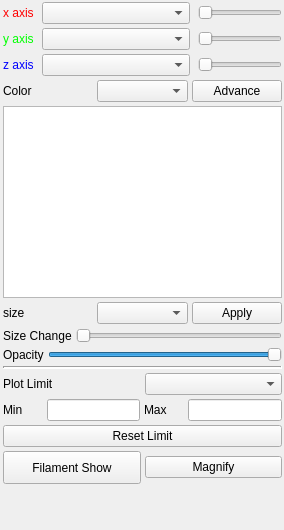
Old version of the form glue_vispy_viewers/scatter/options_widget.ui in the repository glue-viz/glue-vispy-viewers.
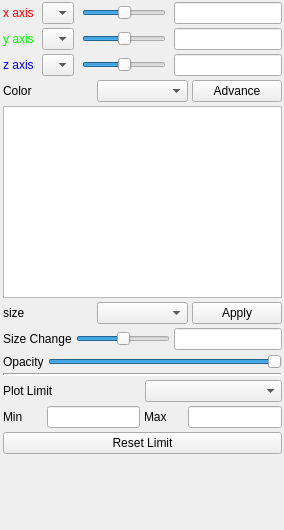
New version of the form.

Commit message: with stretch, remove magnify and filaments

Patch:
```diff
--- a/glue_vispy_viewers/scatter/options_widget.ui
+++ b/glue_vispy_viewers/scatter/options_widget.ui
@@ -63,7 +63,7 @@
        <number>10</number>
       </property>
       <item>
-       <layout class="QHBoxLayout" name="xAxisLayout" stretch="0,4,0">
+       <layout class="QHBoxLayout" name="xAxisLayout" stretch="0,4,0,0">
         <property name="spacing">
          <number>8</number>
         </property>
@@ -91,16 +91,25 @@
          </widget>
         </item>
         <item>
-         <widget class="QSlider" name="horizontalSlider">
+         <widget class="QSlider" name="x_stretch_slider">
+          <property name="minimum">
+           <number>-10000</number>
+          </property>
+          <property name="maximum">
+           <number>10000</number>
+          </property>
           <property name="orientation">
            <enum>Qt::Horizontal</enum>
           </property>
          </widget>
         </item>
+        <item>
+         <widget class="QLineEdit" name="x_val"/>
+        </item>
        </layout>
       </item>
       <item>
-       <layout class="QHBoxLayout" name="yAxisLayout" stretch="0,4,0">
+       <layout class="QHBoxLayout" name="yAxisLayout" stretch="0,4,0,0">
         <property name="spacing">
          <number>8</number>
         </property>
@@ -128,16 +137,25 @@
          </widget>
         </item>
         <item>
-         <widget class="QSlider" name="horizontalSlider_2">
+         <widget class="QSlider" name="y_stretch_slider">
+          <property name="minimum">
+           <number>-10000</number>
+          </property>
+          <property name="maximum">
+           <number>10000</number>
+          </property>
           <property name="orientation">
            <enum>Qt::Horizontal</enum>
           </property>
          </widget>
         </item>
+        <item>
+         <widget class="QLineEdit" name="y_val"/>
+        </item>
        </layout>
       </item>
       <item>
-       <layout class="QHBoxLayout" name="zAxisLayout" stretch="0,4,0">
+       <layout class="QHBoxLayout" name="zAxisLayout" stretch="0,4,0,0">
         <property name="spacing">
          <number>8</number>
         </property>
@@ -165,12 +183,21 @@
          </widget>
         </item>
         <item>
-         <widget class="QSlider" name="horizontalSlider_3">
+         <widget class="QSlider" name="z_stretch_slider">
+          <property name="minimum">
+           <number>-10000</number>
+          </property>
+          <property name="maximum">
+           <number>10000</number>
+          </property>
           <property name="orientation">
            <enum>Qt::Horizontal</enum>
           </property>
          </widget>
         </item>
+        <item>
+         <widget class="QLineEdit" name="z_val"/>
+        </item>
        </layout>
       </item>
       <item>
@@ -272,10 +299,10 @@
         <item>
          <widget class="QSlider" name="sizeSlider">
           <property name="minimum">
-           <number>1</number>
+           <number>-10000</number>
           </property>
           <property name="maximum">
-           <number>100</number>
+           <number>10000</number>
           </property>
           <property name="value">
            <number>1</number>
@@ -285,6 +312,9 @@
           </property>
          </widget>
         </item>
+        <item>
+         <widget class="QLineEdit" name="size_val"/>
+        </item>
        </layout>
       </item>
       <item>
@@ -404,28 +434,7 @@
        </widget>
       </item>
       <item>
-       <layout class="QHBoxLayout" name="horizontalLayout_8">
-        <item>
-         <widget class="QPushButton" name="filaButton">
-          <property name="sizePolicy">
-           <sizepolicy hsizetype="Minimum" vsizetype="Expanding">
-            <horstretch>0</horstretch>
-            <verstretch>0</verstretch>
-           </sizepolicy>
-          </property>
-          <property name="text">
-           <string>Filament Show</string>
-          </property>
-         </widget>
-        </item>
-        <item>
-         <widget class="QPushButton" name="magnifyButton">
-          <property name="text">
-           <string>Magnify</string>
-          </property>
-         </widget>
-        </item>
-       </layout>
+       <layout class="QHBoxLayout" name="horizontalLayout_8"/>
       </item>
       <item>
        <spacer name="verticalSpacer">
```
Left out of the diff: 8 changed lines with no effect on the pictures. The commit also changes 3 other files.
